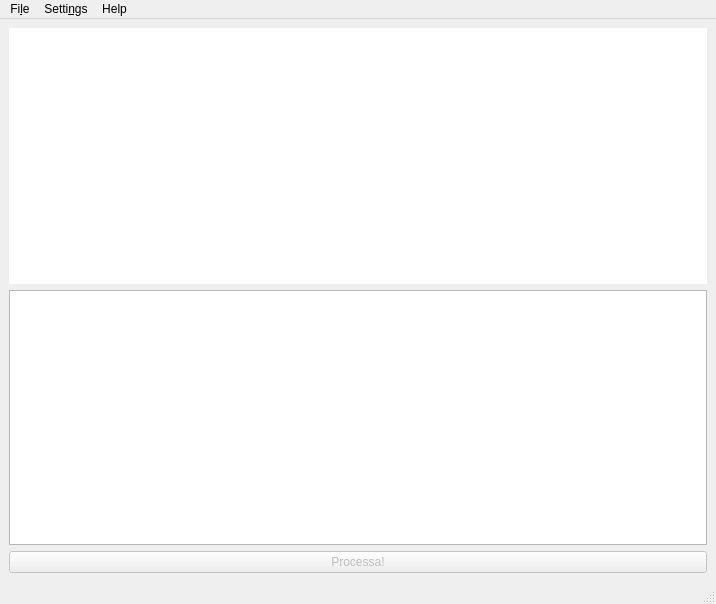
The window that ui/mainwindow.ui (orestesmas/pycirkuit) describes before a commit, drawn with Qt 5.
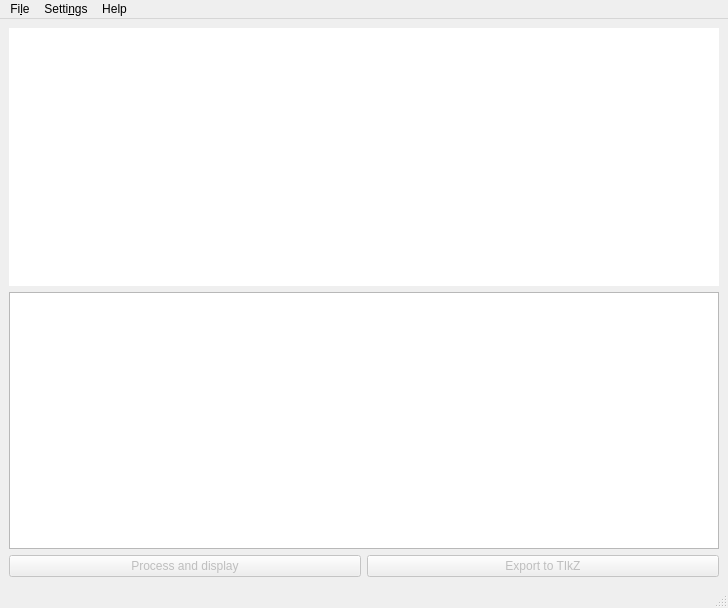
The same window after the commit. Icons and pictures are not drawn.

```diff
--- a/ui/mainwindow.ui
+++ b/ui/mainwindow.ui
@@ -6,10 +6,16 @@
    <rect>
     <x>0</x>
     <y>0</y>
-    <width>716</width>
-    <height>604</height>
+    <width>728</width>
+    <height>608</height>
    </rect>
   </property>
+  <property name="minimumSize">
+   <size>
+    <width>440</width>
+    <height>400</height>
+   </size>
+  </property>
   <property name="windowTitle">
    <string>PyCirkuit - by Orestes Mas</string>
   </property>
@@ -63,14 +69,28 @@
      </widget>
     </item>
     <item>
-     <widget class="QPushButton" name="pushButton">
+     <layout class="QHBoxLayout" name="horizontalLayout">
+      <item>
+       <widget class="QPushButton" name="processButton">
       <property name="enabled">
        <bool>false</bool>
       </property>
       <property name="text">
-       <string>Processa!</string>
-      </property>
-     </widget>
+         <string>Process and display</string>
+        </property>
+       </widget>
+      </item>
+      <item>
+       <widget class="QPushButton" name="exportButton">
+        <property name="enabled">
+         <bool>false</bool>
+        </property>
+        <property name="text">
+         <string>Export to TIkZ</string>
+        </property>
+       </widget>
+      </item>
+     </layout>
     </item>
    </layout>
   </widget>
@@ -79,7 +99,7 @@
     <rect>
      <x>0</x>
      <y>0</y>
-     <width>716</width>
+     <width>728</width>
      <height>36</height>
     </rect>
    </property>
```
Left out of the diff: 6 changed lines with no effect on the pictures. Lines whose indentation alone changed are shown as unchanged.
